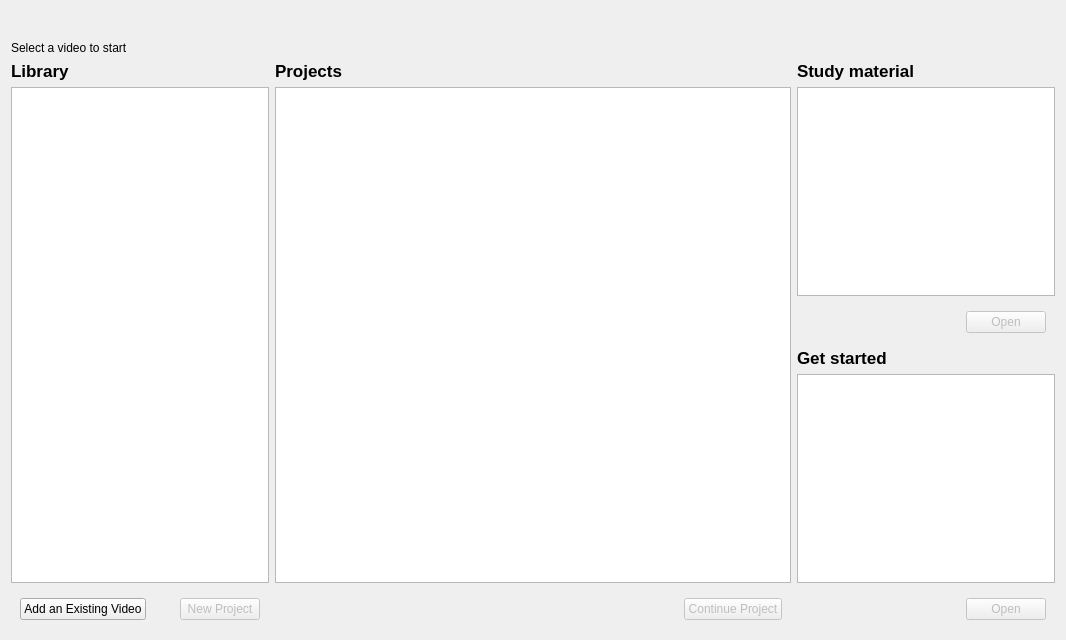
The window that components/startpage/lib/startpage.ui (artm/WatchThatSound3) describes before a commit, drawn with Qt 5.
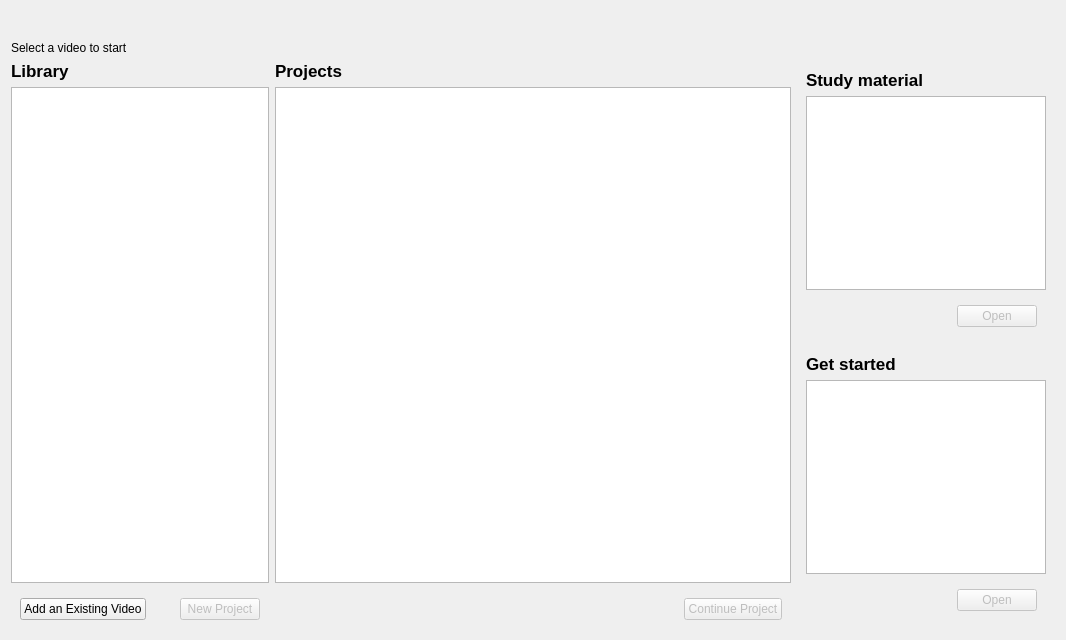
The same window after the commit.

```diff
--- a/components/startpage/lib/startpage.ui
+++ b/components/startpage/lib/startpage.ui
@@ -60,6 +60,12 @@
           <verstretch>0</verstretch>
          </sizepolicy>
         </property>
+        <property name="minimumSize">
+         <size>
+          <width>220</width>
+          <height>0</height>
+         </size>
+        </property>
         <layout class="QVBoxLayout" name="verticalLayout_5">
          <property name="margin">
           <number>0</number>
@@ -86,13 +92,27 @@
              <verstretch>0</verstretch>
             </sizepolicy>
            </property>
+           <property name="minimumSize">
+            <size>
+             <width>0</width>
+             <height>0</height>
+            </size>
+           </property>
+           <property name="font">
+            <font>
+             <family>Verdana</family>
+             <pointsize>10</pointsize>
+             <weight>75</weight>
+             <bold>true</bold>
+            </font>
+           </property>
            <property name="horizontalScrollBarPolicy">
             <enum>Qt::ScrollBarAsNeeded</enum>
            </property>
            <property name="iconSize">
             <size>
-             <width>128</width>
-             <height>128</height>
+             <width>80</width>
+             <height>80</height>
             </size>
            </property>
            <property name="movement">
@@ -111,7 +131,13 @@
             <enum>QListView::SinglePass</enum>
            </property>
            <property name="spacing">
-            <number>5</number>
+            <number>0</number>
+           </property>
+           <property name="gridSize">
+            <size>
+             <width>86</width>
+             <height>70</height>
+            </size>
            </property>
            <property name="viewMode">
             <enum>QListView::IconMode</enum>
@@ -170,7 +196,7 @@
         </property>
         <property name="minimumSize">
          <size>
-          <width>400</width>
+          <width>440</width>
           <height>0</height>
          </size>
         </property>
@@ -200,6 +226,20 @@
              <verstretch>0</verstretch>
             </sizepolicy>
            </property>
+           <property name="minimumSize">
+            <size>
+             <width>0</width>
+             <height>0</height>
+            </size>
+           </property>
+           <property name="font">
+            <font>
+             <family>Verdana</family>
+             <pointsize>10</pointsize>
+             <weight>75</weight>
+             <bold>true</bold>
+            </font>
+           </property>
            <property name="horizontalScrollBarPolicy">
             <enum>Qt::ScrollBarAsNeeded</enum>
            </property>
@@ -225,7 +265,7 @@
             <enum>QListView::SinglePass</enum>
            </property>
            <property name="spacing">
-            <number>5</number>
+            <number>2</number>
            </property>
            <property name="viewMode">
             <enum>QListView::IconMode</enum>
@@ -277,14 +317,20 @@
         </property>
         <property name="minimumSize">
          <size>
-          <width>200</width>
+          <width>220</width>
           <height>0</height>
          </size>
         </property>
         <layout class="QVBoxLayout" name="verticalLayout_4">
+         <property name="spacing">
+          <number>0</number>
+         </property>
          <property name="margin">
           <number>0</number>
          </property>
+         <item>
+          <widget class="QWidget" name="widget_7" native="true">
+           <layout class="QVBoxLayout" name="verticalLayout_6">
          <item>
           <widget class="QLabel" name="study_material_label">
            <property name="text">
@@ -304,13 +350,27 @@
              <verstretch>0</verstretch>
             </sizepolicy>
            </property>
+              <property name="minimumSize">
+               <size>
+                <width>0</width>
+                <height>0</height>
+               </size>
+              </property>
+              <property name="font">
+               <font>
+                <family>Verdana</family>
+                <pointsize>10</pointsize>
+                <weight>75</weight>
+                <bold>true</bold>
+               </font>
+              </property>
            <property name="horizontalScrollBarPolicy">
             <enum>Qt::ScrollBarAsNeeded</enum>
            </property>
            <property name="iconSize">
             <size>
-             <width>128</width>
-             <height>128</height>
+                <width>80</width>
+                <height>80</height>
             </size>
            </property>
            <property name="movement">
@@ -329,7 +389,13 @@
             <enum>QListView::SinglePass</enum>
            </property>
            <property name="spacing">
-            <number>5</number>
+               <number>0</number>
+              </property>
+              <property name="gridSize">
+               <size>
+                <width>86</width>
+                <height>70</height>
+               </size>
            </property>
            <property name="viewMode">
             <enum>QListView::IconMode</enum>
@@ -374,6 +440,12 @@
            </layout>
           </widget>
          </item>
+           </layout>
+          </widget>
+         </item>
+         <item>
+          <widget class="QWidget" name="widget_10" native="true">
+           <layout class="QVBoxLayout" name="verticalLayout_7">
          <item>
           <widget class="QLabel" name="get_started_label">
            <property name="text">
@@ -393,13 +465,27 @@
              <verstretch>0</verstretch>
             </sizepolicy>
            </property>
+              <property name="minimumSize">
+               <size>
+                <width>0</width>
+                <height>0</height>
+               </size>
+              </property>
+              <property name="font">
+               <font>
+                <family>Verdana</family>
+                <pointsize>10</pointsize>
+                <weight>75</weight>
+                <bold>true</bold>
+               </font>
+              </property>
            <property name="horizontalScrollBarPolicy">
             <enum>Qt::ScrollBarAsNeeded</enum>
            </property>
            <property name="iconSize">
             <size>
-             <width>128</width>
-             <height>128</height>
+                <width>80</width>
+                <height>80</height>
             </size>
            </property>
            <property name="movement">
@@ -418,7 +504,13 @@
             <enum>QListView::SinglePass</enum>
            </property>
            <property name="spacing">
-            <number>5</number>
+               <number>0</number>
+              </property>
+              <property name="gridSize">
+               <size>
+                <width>86</width>
+                <height>70</height>
+               </size>
            </property>
            <property name="viewMode">
             <enum>QListView::IconMode</enum>
@@ -452,6 +544,9 @@
               <property name="text">
                <string>Open</string>
               </property>
+                </widget>
+               </item>
+              </layout>
              </widget>
             </item>
            </layout>
```
Lines whose indentation alone changed are shown as unchanged.
